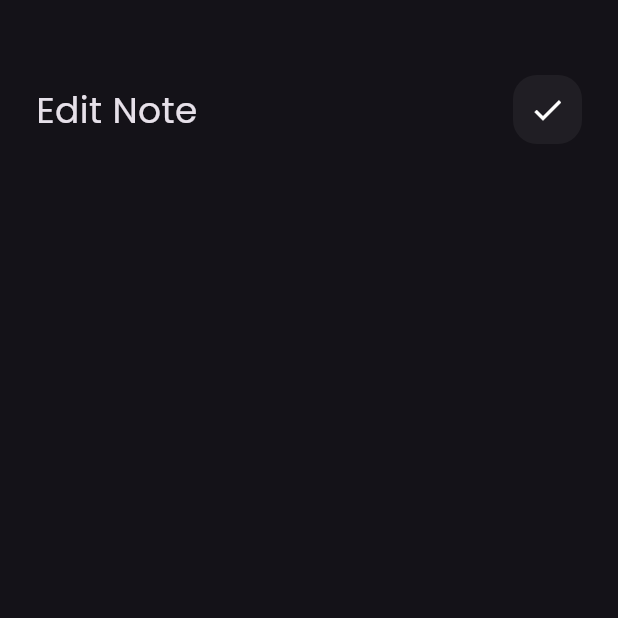
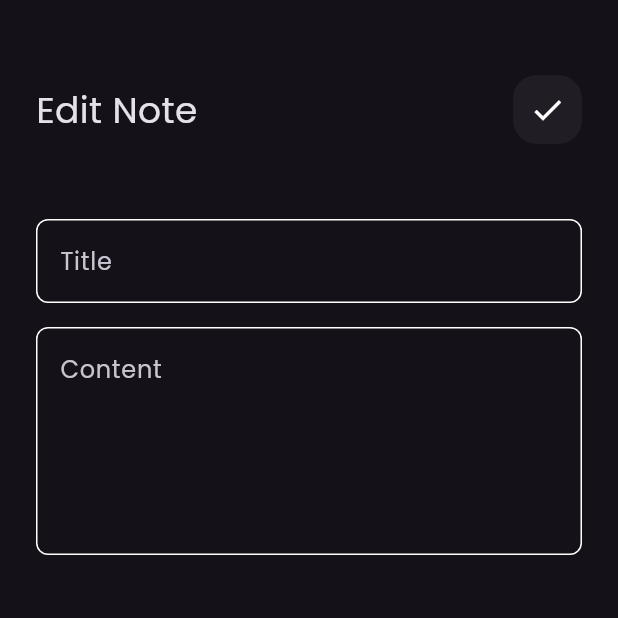
Before and after one commit to HadyKhater/notes_app, a Flutter app: the EditNoteView screen opened directly, on a phone screen of 412 x 824 dp, the top half of it. Run offline on Flutter 3.47's test engine with Material 3 defaults, Android fonts, the phone set to English and light mode, and no system bars; our stand-ins replace font_awesome_flutter.

Commit message:
edit note view ui done

```diff
--- a/lib/views/widget/edite_view_body.dart
+++ b/lib/views/widget/edite_view_body.dart
@@ -1,5 +1,6 @@
 import 'package:flutter/material.dart';
 import 'package:notes_app/views/widget/custom_app_bar.dart';
+import 'package:notes_app/views/widget/custom_text_filed.dart';
 
 class EditNoteViewBody extends StatelessWidget {
   const EditNoteViewBody({super.key});
@@ -17,6 +18,17 @@ class EditNoteViewBody extends StatelessWidget {
             text: 'Edit Note',
             icon: Icons.done,
           ),
+          SizedBox(
+            height: 50.0,
+          ),
+          CustomTextFiled(hint: 'Title'),
+          SizedBox(
+            height: 16.0,
+          ),
+          CustomTextFiled(
+            hint: 'Content',
+            maxlines: 5,
+          ),
         ],
       ),
     );
```
